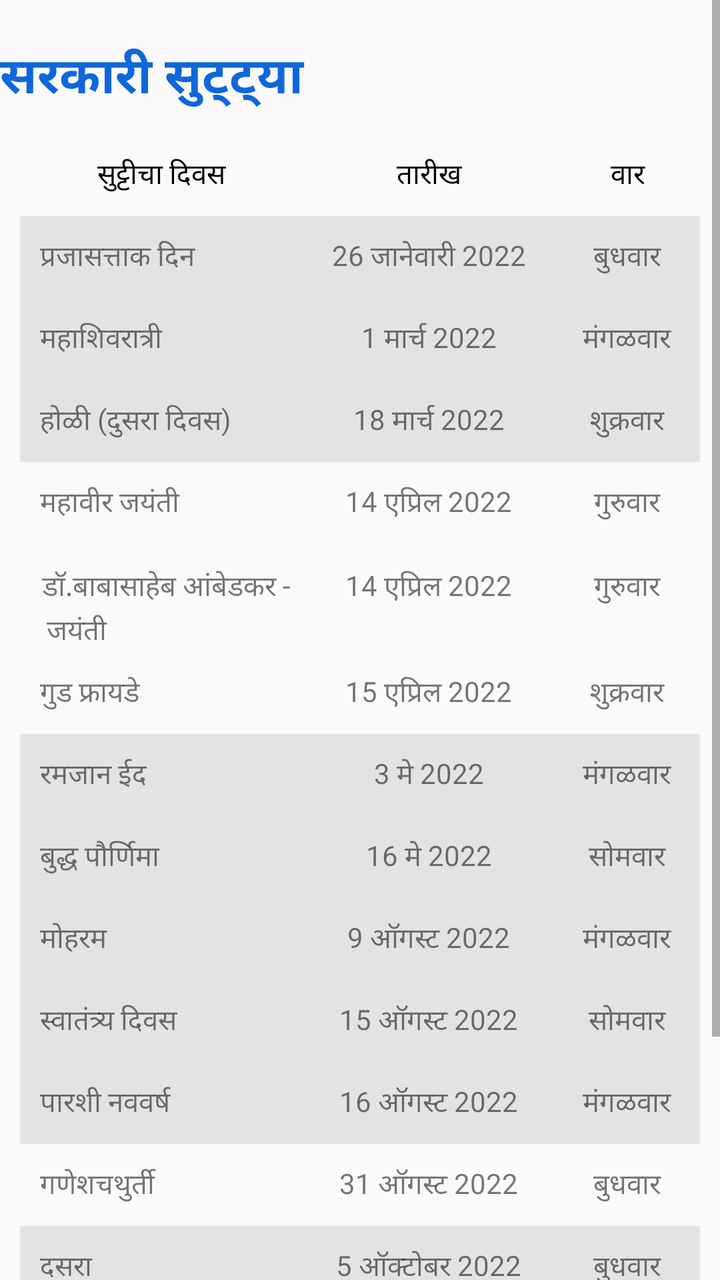
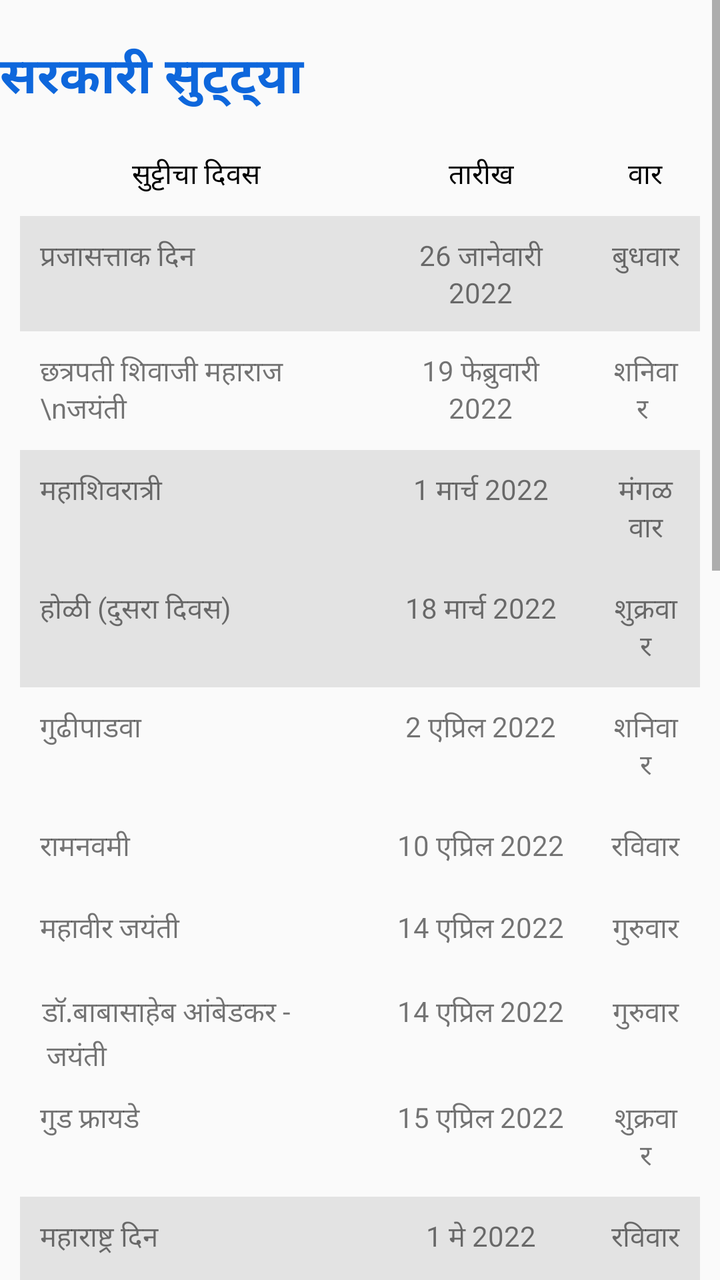

Before-and-after screenshots of an Android layout around one commit, followed by the original layout XML and the change that was made.
<!-- AndroidManifest.xml: application theme AppTheme -->
<!-- res/layout/activity_holidays_list.xml -->
<?xml version="1.0" encoding="utf-8"?>
<ScrollView xmlns:app="http://schemas.android.com/apk/res-auto"
    xmlns:tools="http://schemas.android.com/tools"
    android:layout_width="match_parent"
    android:layout_height="match_parent"
    android:orientation="vertical"
    xmlns:android="http://schemas.android.com/apk/res/android">
<LinearLayout
    android:layout_width="match_parent"
    android:layout_height="match_parent"
    android:orientation="vertical"
    tools:context=".HolidaysListActivity">

    <LinearLayout
        android:layout_width="match_parent"
        android:layout_height="wrap_content"
        android:orientation="vertical"
        android:layout_marginTop="20dp">

        <TextView
            android:layout_width="match_parent"
            android:layout_height="wrap_content"
            android:text="सरकारी सुट्ट्या"
            android:textSize="25dp"
            android:textStyle="bold"
            android:textAlignment="center"
            android:textColor="@color/colorPrimary"/>
    </LinearLayout>
<LinearLayout
    android:layout_width="match_parent"
    android:layout_height="match_parent"
    android:layout_marginTop="10dp"
    android:layout_marginBottom="10dp">

    <TableLayout
        android:layout_width="match_parent"
        android:layout_height="match_parent"
        android:shrinkColumns="*"
        android:stretchColumns="*"
        android:layout_marginRight="10dp"
        android:layout_marginLeft="10dp">

        
        <TableRow
            android:layout_width="match_parent"
            android:layout_height="wrap_content">

            <TextView
                android:layout_width="wrap_content"
                android:layout_height="wrap_content"
                android:layout_weight="1"
                android:gravity="center"
                android:padding="10dip"
                android:text="सुट्टीचा दिवस"
                android:textColor="#000000" />

            <TextView
                android:layout_width="wrap_content"
                android:layout_height="wrap_content"
                android:layout_weight="1"
                android:gravity="center"
                android:padding="10dip"
                android:text="तारीख"
                android:textColor="#000000" />
            <TextView
                android:layout_width="wrap_content"
                android:layout_height="wrap_content"
                android:layout_weight="1"
                android:gravity="center"
                android:padding="10dip"
                android:text="वार"
                android:textColor="#000000" />
        </TableRow>
        
        <TableRow
            android:layout_width="match_parent"
            android:layout_height="wrap_content"
            android:background="#18000000">

            <TextView
                android:layout_width="wrap_content"
                android:layout_height="wrap_content"
                android:gravity="left"
                android:padding="10dip"
                android:text="प्रजासत्ताक दिन" />

            <TextView
                android:layout_width="wrap_content"
                android:layout_height="wrap_content"
                android:gravity="center"
                android:padding="10dip"
                android:text="26 जानेवारी 2022" />

            <TextView
                android:layout_width="wrap_content"
                android:layout_height="wrap_content"
                android:gravity="center"
                android:padding="10dip"
                android:text="बुधवार" />
            
            
        </TableRow>
        
        
        <TableRow
            android:layout_width="match_parent"
            android:layout_height="wrap_content"
            android:background="#18000000">
            <TextView
                android:layout_width="wrap_content"
                android:layout_height="wrap_content"
                android:gravity="left"
                android:padding="10dip"
                android:text="महाशिवरात्री" />

            <TextView
                android:layout_width="wrap_content"
                android:layout_height="wrap_content"
                android:gravity="center"
                android:padding="10dip"
                android:text="1 मार्च 2022" />

            <TextView
                android:layout_width="wrap_content"
                android:layout_height="wrap_content"
                android:gravity="center"
                android:padding="10dip"
                android:text="मंगळवार" />
        </TableRow>
        <TableRow
            android:layout_width="match_parent"
            android:layout_height="wrap_content"
            android:background="#18000000">

            <TextView
                android:layout_width="wrap_content"
                android:layout_height="wrap_content"
                android:gravity="left"
                android:padding="10dip"
                android:text="होळी (दुसरा दिवस)" />

            <TextView
                android:layout_width="wrap_content"
                android:layout_height="wrap_content"
                android:gravity="center"
                android:padding="10dip"
                android:text="18 मार्च 2022" />

            <TextView
                android:layout_width="wrap_content"
                android:layout_height="wrap_content"
                android:gravity="center"
                android:padding="10dip"
                android:text="शुक्रवार" />
        </TableRow>
        <TableRow
            android:layout_width="match_parent"
            android:layout_height="wrap_content">
            <TextView
                android:layout_width="wrap_content"
                android:layout_height="wrap_content"
                android:gravity="left"
                android:padding="10dp"
                android:text="महावीर जयंती" />
            <TextView
                android:layout_width="wrap_content"
                android:layout_height="wrap_content"
                android:gravity="center"
                android:padding="10dp"
                android:text="14 एप्रिल 2022" />
            <TextView
                android:layout_width="wrap_content"
                android:layout_height="wrap_content"
                android:gravity="center"
                android:padding="10dp"
                android:text="गुरुवार" />
        </TableRow>
        <TableRow
            android:layout_width="match_parent"
            android:layout_height="wrap_content"
            android:layout_marginTop="10dp"
            >
            <TextView
                android:layout_width="wrap_content"
                android:layout_height="wrap_content"
                android:gravity="left"
                android:padding="1dp"
                android:layout_marginLeft="10dp"
                android:text="डॉ.बाबासाहेब आंबेडकर -" />
            <TextView
                android:layout_width="wrap_content"
                android:layout_height="wrap_content"
                android:gravity="center"
                android:padding="1dp"
                android:text="14 एप्रिल 2022" />
            <TextView
                android:layout_width="wrap_content"
                android:layout_height="wrap_content"
                android:gravity="center"
                android:padding="1dp"
                android:text="गुरुवार" />
        </TableRow>
        <TableRow>
            <TextView
                android:layout_width="wrap_content"
                android:layout_height="wrap_content"
                android:gravity="left"
                android:layout_marginLeft="10dp"
                android:text=" जयंती"/>
        </TableRow>
        
        <TableRow
            android:layout_width="match_parent"
            android:layout_height="wrap_content">
            <TextView
                android:layout_width="wrap_content"
                android:layout_height="wrap_content"
                android:gravity="left"
                android:padding="10dp"
                android:text="गुड फ्रायडे" />
            <TextView
                android:layout_width="wrap_content"
                android:layout_height="wrap_content"
                android:gravity="center"
                android:padding="10dp"
                android:text="15 एप्रिल 2022" />
            <TextView
                android:layout_width="wrap_content"
                android:layout_height="wrap_content"
                android:gravity="center"
                android:padding="10dp"
                android:text="शुक्रवार" />
        </TableRow>
        <TableRow
            android:layout_width="match_parent"
            android:layout_height="wrap_content"
            android:background="#18000000">
            <TextView
                android:layout_width="wrap_content"
                android:layout_height="wrap_content"
                android:gravity="left"
                android:padding="10dp"
                android:text="रमजान ईद" />
            <TextView
                android:layout_width="wrap_content"
                android:layout_height="wrap_content"
                android:gravity="center"
                android:padding="10dp"
                android:text="3 मे 2022" />
            <TextView
                android:layout_width="wrap_content"
                android:layout_height="wrap_content"
                android:gravity="center"
                android:padding="10dp"
                android:text="मंगळवार" />
        </TableRow>
        <TableRow
            android:layout_width="match_parent"
            android:layout_height="wrap_content"
            android:background="#18000000">
            <TextView
                android:layout_width="wrap_content"
                android:layout_height="wrap_content"
                android:gravity="left"
                android:padding="10dp"
                android:text="बुद्ध पौर्णिमा" />
            <TextView
                android:layout_width="wrap_content"
                android:layout_height="wrap_content"
                android:gravity="center"
                android:padding="10dp"
                android:text="16 मे 2022" />
            <TextView
                android:layout_width="wrap_content"
                android:layout_height="wrap_content"
                android:gravity="center"
                android:padding="10dp"
                android:text="सोमवार" />
        </TableRow>
        <TableRow
            android:layout_width="match_parent"
            android:layout_height="wrap_content"
            android:background="#18000000">
            <TextView
                android:layout_width="wrap_content"
                android:layout_height="wrap_content"
                android:gravity="left"
                android:padding="10dp"
                android:text="मोहरम" />
            <TextView
                android:layout_width="wrap_content"
                android:layout_height="wrap_content"
                android:gravity="center"
                android:padding="10dp"
                android:text="9 ऑगस्ट 2022"/>->
            <TextView
                android:layout_width="wrap_content"
                android:layout_height="wrap_content"
                android:gravity="center"
                android:padding="10dp"
                android:text="मंगळवार" />
        </TableRow>
        <TableRow
            android:layout_width="match_parent"
            android:layout_height="wrap_content"
            android:background="#18000000">
            <TextView
                android:layout_width="wrap_content"
                android:layout_height="wrap_content"
                android:gravity="left"
                android:padding="10dp"
                android:text="स्वातंत्र्य दिवस" />
            <TextView
                android:layout_width="wrap_content"
                android:layout_height="wrap_content"
                android:gravity="center"
                android:padding="10dp"
                android:text="15 ऑगस्ट 2022" />
            <TextView
                android:layout_width="wrap_content"
                android:layout_height="wrap_content"
                android:gravity="center"
                android:padding="10dp"
                android:text="सोमवार" />
        </TableRow>
        <TableRow
            android:layout_width="match_parent"
            android:layout_height="wrap_content"
            android:background="#18000000">
            <TextView
                android:layout_width="wrap_content"
                android:layout_height="wrap_content"
                android:gravity="left"
                android:padding="10dp"
                android:text="पारशी नववर्ष" />
            <TextView
                android:layout_width="wrap_content"
                android:layout_height="wrap_content"
                android:gravity="center"
                android:padding="10dp"
                android:text="16 ऑगस्ट 2022" />
            <TextView
                android:layout_width="wrap_content"
                android:layout_height="wrap_content"
                android:gravity="center"
                android:padding="10dp"
                android:text="मंगळवार" />
        </TableRow>
        
        <TableRow
            android:layout_width="match_parent"
            android:layout_height="wrap_content">
            <TextView
                android:layout_width="wrap_content"
                android:layout_height="wrap_content"
                android:gravity="left"
                android:padding="10dp"
                android:text="गणेशचथुर्ती" />
            <TextView
                android:layout_width="wrap_content"
                android:layout_height="wrap_content"
                android:gravity="center"
                android:padding="10dp"
                android:text="31 ऑगस्ट 2022" />
            <TextView
                android:layout_width="wrap_content"
                android:layout_height="wrap_content"
                android:gravity="center"
                android:padding="10dp"
                android:text="बुधवार" />
        </TableRow>
        
        <TableRow
            android:layout_width="match_parent"
            android:layout_height="wrap_content"
            android:background="#18000000">
            <TextView
                android:layout_width="wrap_content"
                android:layout_height="wrap_content"
                android:gravity="left"
                android:padding="10dp"
                android:text="दसरा" />
            <TextView
                android:layout_width="wrap_content"
                android:layout_height="wrap_content"
                android:gravity="center"
                android:padding="10dp"
                android:text="5 ऑक्टोबर 2022" />
            <TextView
                android:layout_width="wrap_content"
                android:layout_height="wrap_content"
                android:gravity="center"
                android:padding="10dp"
                android:text="बुधवार" />
        </TableRow>
        
        <TableRow
            android:layout_width="match_parent"
            android:layout_height="wrap_content">
            <TextView
                android:layout_width="wrap_content"
                android:layout_height="wrap_content"
                android:gravity="left"
                android:padding="1dp"
                android:layout_marginLeft="10dp"
                android:text="दिवाळी अमावस्या -" />
            <TextView
                android:layout_width="wrap_content"
                android:layout_height="wrap_content"
                android:gravity="center"
                android:padding="1dp"
                android:text="24 ऑक्टोबर 2022" />
            <TextView
                android:layout_width="wrap_content"
                android:layout_height="wrap_content"
                android:gravity="center"
                android:padding="1dp"
                android:text="सोमवार" />
        </TableRow>
        <TableRow
            android:layout_width="match_parent"
            android:layout_height="wrap_content">
            <TextView
                android:layout_width="wrap_content"
                android:layout_height="wrap_content"
                android:gravity="left"
                android:layout_marginLeft="10dp"
                android:text="(लक्ष्मीपूजन)"/>
        </TableRow>
        <TableRow
            android:layout_width="match_parent"
            android:layout_height="wrap_content">
            <TextView
                android:layout_width="wrap_content"
                android:layout_height="wrap_content"
                android:gravity="left"
                android:padding="10dp"
                android:text="दिवाळी(बलिप्रतिपदा)" />
            <TextView
                android:layout_width="wrap_content"
                android:layout_height="wrap_content"
                android:gravity="center"
                android:padding="10dp"
                android:text="26 ऑक्टोबर 2022" />
            <TextView
                android:layout_width="wrap_content"
                android:layout_height="wrap_content"
                android:gravity="center"
                android:padding="10dp"
                android:text="बुधवार" />
        </TableRow>
        <TableRow
            android:layout_width="match_parent"
            android:layout_height="wrap_content">
            <TextView
                android:layout_width="wrap_content"
                android:layout_height="wrap_content"
                android:gravity="left"
                android:padding="10dp"
                android:text="गुरुनानक जयंती" />
            <TextView
                android:layout_width="wrap_content"
                android:layout_height="wrap_content"
                android:gravity="center"
                android:padding="10dp"
                android:text="8 नोव्हेंबर 2022" />
            <TextView
                android:layout_width="wrap_content"
                android:layout_height="wrap_content"
                android:gravity="center"
                android:padding="10dp"
                android:text="मंगळवार " />
        </TableRow>
    </TableLayout>
</LinearLayout>
</LinearLayout>
</ScrollView>
<!-- resources referenced by this layout -->
<resources>
  <color name="colorPrimary">#0e67dc</color>
  <style name="AppTheme" parent="Theme.AppCompat.Light.DarkActionBar">
          
          <item name="colorPrimary">@color/colorPrimary</item>
          <item name="colorPrimaryDark">@color/colorPrimaryDark</item>
          <item name="colorAccent">@color/colorAccent</item>
      </style>
  <color name="colorPrimaryDark">#000a57</color>
  <color name="colorAccent">#1b21d8</color>
</resources>

<!-- the commit's change to res/layout/activity_holidays_list.xml (unified diff, before → after) -->
@@ -100,7 +100,35 @@
             
             
         </TableRow>
-        
+
+        
+           <TableRow
+            android:layout_width="match_parent"
+            android:layout_height="wrap_content"
+            >
+              <TextView
+                android:layout_width="wrap_content"
+                android:layout_height="wrap_content"
+                android:gravity="left"
+                android:padding="10dip"
+                android:text="छत्रपती शिवाजी महाराज \nजयंती" />
+
+            <TextView
+                android:layout_width="wrap_content"
+                android:layout_height="wrap_content"
+                android:gravity="center"
+                android:padding="10dip"
+                android:text="19 फेब्रुवारी  2022" />
+
+            <TextView
+                android:layout_width="wrap_content"
+                android:layout_height="wrap_content"
+                android:gravity="center"
+                android:padding="10dip"
+                android:text="शनिवार " />
+
+           </TableRow>    
+
         
         <TableRow
             android:layout_width="match_parent"
@@ -153,6 +181,54 @@
                 android:padding="10dip"
                 android:text="शुक्रवार" />
         </TableRow>
+        
+        
+         <TableRow
+            android:layout_width="match_parent"
+            android:layout_height="wrap_content">
+            <TextView
+                android:layout_width="wrap_content"
+                android:layout_height="wrap_content"
+                android:gravity="left"
+                android:padding="10dp"
+                android:text="गुढीपाडवा" />
+            <TextView
+                android:layout_width="wrap_content"
+                android:layout_height="wrap_content"
+                android:gravity="center"
+                android:padding="10dp"
+                android:text="2 एप्रिल 2022" />
+            <TextView
+                android:layout_width="wrap_content"
+                android:layout_height="wrap_content"
+                android:gravity="center"
+                android:padding="10dp"
+                android:text="शनिवार" />
+        </TableRow>
+          
+           <TableRow
+            android:layout_width="match_parent"
+            android:layout_height="wrap_content">
+            <TextView
+                android:layout_width="wrap_content"
+                android:layout_height="wrap_content"
+                android:gravity="left"
+                android:padding="10dp"
+                android:text="रामनवमी" />
+            <TextView
+                android:layout_width="wrap_content"
+                android:layout_height="wrap_content"
+                android:gravity="center"
+                android:padding="10dp"
+                android:text="10 एप्रिल 2022" />
+            <TextView
+                android:layout_width="wrap_content"
+                android:layout_height="wrap_content"
+                android:gravity="center"
+                android:padding="10dp"
+                android:text="रविवार" />
+        </TableRow>
+
         <TableRow
             android:layout_width="match_parent"
             android:layout_height="wrap_content">
@@ -208,7 +284,7 @@
                 android:layout_marginLeft="10dp"
                 android:text=" जयंती"/>
         </TableRow>
-        
+      
         <TableRow
             android:layout_width="match_parent"
             android:layout_height="wrap_content">
@@ -231,6 +307,31 @@
                 android:padding="10dp"
                 android:text="शुक्रवार" />
         </TableRow>
+
+        
+        <TableRow
+            android:layout_width="match_parent"
+            android:layout_height="wrap_content"
+            android:background="#18000000">
+            <TextView
+                android:layout_width="wrap_content"
+                android:layout_height="wrap_content"
+                android:gravity="left"
+                android:padding="10dp"
+                android:text="महाराष्ट्र दिन" />
+            <TextView
+                android:layout_width="wrap_content"
+                android:layout_height="wrap_content"
+                android:gravity="center"
+                android:padding="10dp"
+                android:text="1 मे 2022" />
+            <TextView
+                android:layout_width="wrap_content"
+                android:layout_height="wrap_content"
+                android:gravity="center"
+                android:padding="10dp"
+                android:text="रविवार" />
+        </TableRow>
         <TableRow
             android:layout_width="match_parent"
             android:layout_height="wrap_content"
@@ -277,6 +378,32 @@
                 android:padding="10dp"
                 android:text="सोमवार" />
         </TableRow>
+       
+            <TableRow
+            android:layout_width="match_parent"
+            android:layout_height="wrap_content"
+           >
+            <TextView
+                android:layout_width="wrap_content"
+                android:layout_height="wrap_content"
+                android:gravity="left"
+                android:padding="10dp"
+                android:text="बकरी ईद (ईद-उल-झुआ)" />
+            <TextView
+                android:layout_width="wrap_content"
+                android:layout_height="wrap_content"
+                android:gravity="center"
+                android:padding="10dp"
+                android:text="10 जुलै  2022" />
+            <TextView
+                android:layout_width="wrap_content"
+                android:layout_height="wrap_content"
+                android:gravity="center"
+                android:padding="10dp"
+                android:text="रविवार" />
+           </TableRow>
+
+        
         <TableRow
             android:layout_width="match_parent"
             android:layout_height="wrap_content"
@@ -346,10 +473,11 @@
                 android:padding="10dp"
                 android:text="मंगळवार" />
         </TableRow>
-        
-        <TableRow
-            android:layout_width="match_parent"
-            android:layout_height="wrap_content">
+        <TableRow
+            android:layout_width="match_parent"
+            android:layout_height="wrap_content"
+            android:background="#18000000"
+            >
             <TextView
                 android:layout_width="wrap_content"
                 android:layout_height="wrap_content"
@@ -373,7 +501,54 @@
         <TableRow
             android:layout_width="match_parent"
             android:layout_height="wrap_content"
-            android:background="#18000000">
+           >
+            <TextView
+                android:layout_width="wrap_content"
+                android:layout_height="wrap_content"
+                android:gravity="left"
+                android:padding="10dp"
+                android:text="महात्मा गांधी जयंती" />
+            <TextView
+                android:layout_width="wrap_content"
+                android:layout_height="wrap_content"
+                android:gravity="center"
+                android:padding="10dp"
+                android:text="2 ऑक्टोबर 2022" />
+            <TextView
+                android:layout_width="wrap_content"
+                android:layout_height="wrap_content"
+                android:gravity="center"
+                android:padding="10dp"
+                android:text="रविवार" />
+        </TableRow>
+      <TableRow
+            android:layout_width="match_parent"
+            android:layout_height="wrap_content"
+           >
+            <TextView
+                android:layout_width="wrap_content"
+                android:layout_height="wrap_content"
+                android:gravity="left"
+                android:padding="10dp"
+                android:text="ईद-ए-मिलाद" />
+            <TextView
+                android:layout_width="wrap_content"
+                android:layout_height="wrap_content"
+                android:gravity="center"
+                android:padding="10dp"
+                android:text="9 ऑक्टोबर 2022" />
+            <TextView
+                android:layout_width="wrap_content"
+                android:layout_height="wrap_content"
+                android:gravity="center"
+                android:padding="10dp"
+                android:text="रविवार" />
+        </TableRow>
+    
+        <TableRow
+            android:layout_width="match_parent"
+            android:layout_height="wrap_content"
+           >
             <TextView
                 android:layout_width="wrap_content"
                 android:layout_height="wrap_content"
@@ -393,7 +568,7 @@
                 android:padding="10dp"
                 android:text="बुधवार" />
         </TableRow>
-        
+    
         <TableRow
             android:layout_width="match_parent"
             android:layout_height="wrap_content">
@@ -449,9 +624,12 @@
                 android:padding="10dp"
                 android:text="बुधवार" />
         </TableRow>
-        <TableRow
-            android:layout_width="match_parent"
-            android:layout_height="wrap_content">
+        
+        <TableRow
+            android:layout_width="match_parent"
+            android:layout_height="wrap_content"
+            android:background="#18000000"
+            >
             <TextView
                 android:layout_width="wrap_content"
                 android:layout_height="wrap_content"
@@ -470,6 +648,31 @@
                 android:gravity="center"
                 android:padding="10dp"
                 android:text="मंगळवार " />
+        </TableRow>
+        
+          <TableRow
+            android:layout_width="match_parent"
+            android:layout_height="wrap_content"
+            
+            >
+            <TextView
+                android:layout_width="wrap_content"
+                android:layout_height="wrap_content"
+                android:gravity="left"
+                android:padding="10dp"
+                android:text="ख्रिसमस" />
+            <TextView
+                android:layout_width="wrap_content"
+                android:layout_height="wrap_content"
+                android:gravity="center"
+                android:padding="10dp"
+                android:text="25 डिसेंबर 2022" />
+            <TextView
+                android:layout_width="wrap_content"
+                android:layout_height="wrap_content"
+                android:gravity="center"
+                android:padding="10dp"
+                android:text="रविवार" />
         </TableRow>
     </TableLayout>
 </LinearLayout>
